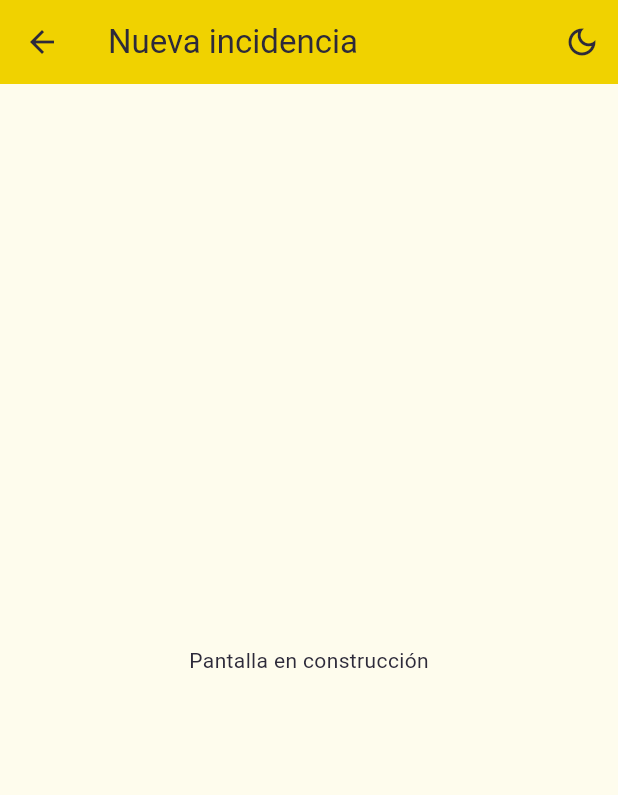
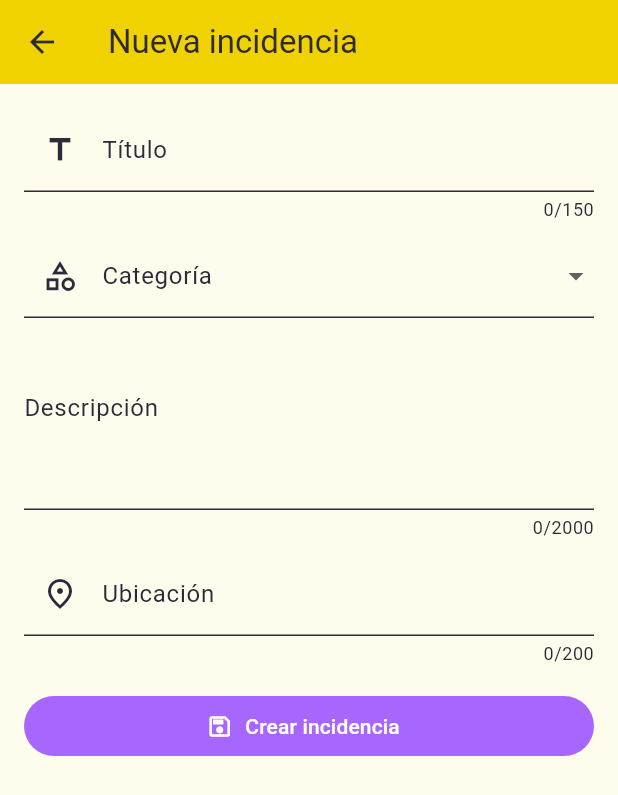
Before and after one commit to Sistema-Mantenimiento-Universitario/aplicacion-mantenimiento-universitario, a Flutter app: the HomePage screen opened directly with empty values, after a tap on "Nueva incidencia", on a phone screen of 412 x 824 dp. Shown: the top 795 px of the screen. Run offline on Flutter 3.47's test engine with Material 3 defaults, Android fonts, the phone set to English and light mode, and no system bars; our stand-ins replace shared_preferences; accounts and stored records are empty.

Commit message:
Feat: Se agrega formulario para crear y editar incidencias con validaciones

```diff
--- a/frontend/lib/main.dart
+++ b/frontend/lib/main.dart
@@ -7,7 +7,9 @@ import 'data/incidencias_fake_repository.dart';
 import 'data/incidencias_repository.dart';
 import 'data/sesion_controller.dart';
 import 'data/sesion_storage.dart';
+import 'models/incidencia.dart';
 import 'models/usuario.dart';
+import 'pages/formulario_incidencia_page.dart';
 import 'pages/home_page.dart';
 import 'pages/listado_incidencias_page.dart';
 import 'pages/login_page.dart';
@@ -25,7 +27,8 @@ const String kApiBaseUrl = String.fromEnvironment(
 // TODO: cambiar defaultValue a true cuando el backend tenga
 // POST /api/auth/login, GET /api/incidencias/resumen,
 // GET /api/incidencias y GET /api/categorias.
-/// false -> datos simulados. true -> backend real:
+// POST /api/incidencias y PUT /api/incidencias/:id.
+/// false: datos simulados. true backend real:
 ///   `flutter run -d chrome --dart-define=API_REAL=true`
 const bool kUsarApiReal = bool.fromEnvironment('API_REAL', defaultValue: false);
 
@@ -96,6 +99,19 @@ class _MyAppState extends State<MyApp> {
     );
   }
 
+  // Si la ruta recibe una Incidencia se abre en modo edición
+  Widget _formulario(BuildContext context) {
+    final usuario = _sesion.usuario;
+    if (usuario == null) return const _PantallaCarga();
+    final argumento = ModalRoute.of(context)?.settings.arguments;
+    return FormularioIncidenciaPage(
+      usuario: usuario,
+      repositorio: _incidenciasPara(usuario),
+      incidencia: argumento is Incidencia ? argumento : null,
+      onSesionExpirada: _sesion.cerrarSesion,
+    );
+  }
+
   Widget _pantallaInicial() {
     switch (_sesion.estado) {
       case EstadoSesion.cargando:
@@ -130,8 +146,8 @@ class _MyAppState extends State<MyApp> {
         ),
         routes: {
           // Sustituye estas pantallas provisionales por las reales:
-          Rutas.nuevaIncidencia: (_) =>
-              const PendientePage(titulo: 'Nueva incidencia'),
+          Rutas.nuevaIncidencia: _formulario,
+          Rutas.editarIncidencia: _formulario,
           Rutas.misIncidencias: (_) => _listado(),
           Rutas.detalleIncidencia: (_) =>
               const PendientePage(titulo: 'Detalle de incidencia'),
--- /dev/null
+++ b/frontend/lib/pages/formulario_incidencia_page.dart
@@ -0,0 +1,383 @@
+import 'package:flutter/material.dart';
+
+import '../data/incidencias_repository.dart';
+import '../models/categoria.dart';
+import '../models/datos_incidencia.dart';
+import '../models/estado_incidencia.dart';
+import '../models/incidencia.dart';
+import '../models/usuario.dart';
+
+class FormularioIncidenciaPage extends StatefulWidget {
+  const FormularioIncidenciaPage({
+    super.key,
+    required this.usuario,
+    required this.repositorio,
+    this.incidencia,
+    this.onSesionExpirada,
+  });
+
+  final Usuario usuario;
+  final IncidenciasRepository repositorio;
+
+  // null cuando es una incidencia nueva
+  final Incidencia? incidencia;
+
+  // Se llama cuando la API responde 401, main.dart cierra la sesión
+  final VoidCallback? onSesionExpirada;
+
+  bool get esEdicion => incidencia != null;
+
+  @override
+  State<FormularioIncidenciaPage> createState() =>
+      _FormularioIncidenciaPageState();
+}
+
+class _FormularioIncidenciaPageState extends State<FormularioIncidenciaPage> {
+  final _formulario = GlobalKey<FormState>();
+  late final TextEditingController _titulo;
+  late final TextEditingController _descripcion;
+  late final TextEditingController _ubicacion;
+  int? _idCategoria;
+
+  List<Categoria> _categorias = const [];
+  bool _cargandoCategorias = true;
+  String? _errorCategorias;
+
+  bool _guardando = false;
+  bool _saliendo = false;
+
+  // Después del primer intento de guardar los errores se actualizan al escribir
+  bool _validarAlEscribir = false;
+
+  // Errores por campo que devolvió el backend (400)
+  Map<String, String> _erroresServidor = const {};
+
+  // Solo se puede editar una incidencia pendiente y del usuario que la creó
+  bool get _puedeEditar {
+    final incidencia = widget.incidencia;
+    return incidencia == null ||
+        (incidencia.estado == EstadoIncidencia.pendiente &&
+            incidencia.reportadoPor.id == widget.usuario.id);
+  }
+
+  @override
+  void initState() {
+    super.initState();
+    // En modo edición los campos empiezan con los datos de la incidencia
+    final incidencia = widget.incidencia;
+    _titulo = TextEditingController(text: incidencia?.titulo);
+    _descripcion = TextEditingController(text: incidencia?.descripcion);
+    _ubicacion = TextEditingController(text: incidencia?.ubicacionTexto);
+    _idCategoria = incidencia?.categoria.id;
+    _cargarCategorias();
+  }
+
+  @override
+  void dispose() {
+    _titulo.dispose();
+    _descripcion.dispose();
+    _ubicacion.dispose();
+    super.dispose();
+  }
+
+  Future<void> _cargarCategorias() async {
+    setState(() {
+      _cargandoCategorias = true;
+      _errorCategorias = null;
+    });
+
+    try {
+      final categorias = await widget.repositorio.obtenerCategorias();
+      if (!mounted) return;
+      setState(() {
+        // Solo se puede elegir una categoría activa
+        _categorias = categorias.where((c) => c.activa).toList();
+        if (!_categorias.any((c) => c.id == _idCategoria)) {
+          _idCategoria = null;
+        }
+        _cargandoCategorias = false;
+      });
+    } on ApiException catch (e) {
+      if (!mounted) return;
+      setState(() {
+        _errorCategorias = e.mensaje;
+        _cargandoCategorias = false;
+      });
+      if (e.sesionExpirada) _sesionExpirada();
+    }
+  }
+
+  Future<void> _guardar() async {
+    setState(() {
+      _erroresServidor = const {};
+      _validarAlEscribir = true;
+    });
+    if (!_formulario.currentState!.validate()) return;
+
+    final ubicacion = _ubicacion.text.trim();
+    final datos = DatosIncidencia(
+      titulo: _titulo.text.trim(),
+      descripcion: _descripcion.text.trim(),
+      idCategoria: _idCategoria!,
+      ubicacionTexto: ubicacion.isEmpty ? null : ubicacion,
+    );
+
+    setState(() => _guardando = true);
+    try {
+      final guardada = widget.esEdicion
+          ? await widget.repositorio.editarIncidencia(
+              widget.incidencia!.id,
+              datos,
+            )
+          : await widget.repositorio.crearIncidencia(datos);
+      if (!mounted) return;
+
+      ScaffoldMessenger.of(context).showSnackBar(
+        SnackBar(
+          content: Text(
+            widget.esEdicion ? 'Cambios guardados' : 'Incidencia creada',
+          ),
+        ),
+      );
+      // Regresa a la pantalla anterior con la incidencia guardada
+      Navigator.pop(context, guardada);
+    } on ApiException catch (e) {
+      if (!mounted) return;
+      setState(() {
+        _guardando = false;
+        _erroresServidor = e.errores;
+      });
+      if (e.sesionExpirada) {
+        _sesionExpirada();
+        return;
+      }
+      // Muestra los errores del backend debajo de cada campo
+      if (e.errores.isNotEmpty) _formulario.currentState!.validate();
+      ScaffoldMessenger.of(context)
+          .showSnackBar(SnackBar(content: Text(e.mensaje)));
+    }
+  }
+
+  // Token expirado: se cierran las pantallas abiertas y se cierra la sesión
+  void _sesionExpirada() {
+    if (_saliendo || !mounted) return;
+    _saliendo = true;
+    Navigator.of(context).popUntil((ruta) => ruta.isFirst);
+    widget.onSesionExpirada?.call();
+  }
+
+  // Al corregir un campo se quita el error que había mandado el backend
+  void _quitarErrorServidor(String campo) {
+    if (!_erroresServidor.containsKey(campo)) return;
+    setState(() {
+      _erroresServidor = Map.of(_erroresServidor)..remove(campo);
+    });
+  }
+
+  // Valida un texto obligatorio con mínimo y máximo de caracteres
+  String? _validarTexto(
+    String? valor, {
+    required String campo,
+    required String nombre,
+    required int minimo,
+    required int maximo,
+  }) {
+    final errorServidor = _erroresServidor[campo];
+    if (errorServidor != null) return errorServidor;
+
+    final texto = valor?.trim() ?? '';
+    if (texto.isEmpty) return 'Escribe $nombre';
+    if (texto.length < minimo) return 'Debe tener al menos $minimo caracteres';
+    if (texto.length > maximo) return 'Debe tener máximo $maximo caracteres';
+    return null;
+  }
+
+  @override
+  Widget build(BuildContext context) {
+    return Scaffold(
+      appBar: AppBar(
+        title: Text(
+          widget.esEdicion ? 'Editar incidencia' : 'Nueva incidencia',
+        ),
+      ),
+      body: SafeArea(
+        child: Center(
+          // En pantallas anchas el formulario no se estira de lado a lado
+          child: ConstrainedBox(
+            constraints: const BoxConstraints(maxWidth: 600),
+            child: _contenido(),
+          ),
+        ),
+      ),
+    );
+  }
+
+  Widget _contenido() {
+    if (!_puedeEditar) {
+      return const _Aviso(
+        icono: Icons.lock_outline,
+        mensaje: 'Solo puedes editar incidencias pendientes que tú reportaste',
+      );
+    }
+    if (_cargandoCategorias) {
+      return const Center(child: CircularProgressIndicator());
+    }
+    if (_errorCategorias != null) {
+      return _Aviso(
+        icono: Icons.cloud_off_outlined,
+        mensaje: _errorCategorias!,
+        onReintentar: _cargarCategorias,
+      );
+    }
+
+    return Form(
+      key: _formulario,
+      autovalidateMode: _validarAlEscribir
+          ? AutovalidateMode.onUserInteraction
+          : AutovalidateMode.disabled,
+      child: ListView(
+        padding: const EdgeInsets.all(16),
+        children: [
+          TextFormField(
+            controller: _titulo,
+            enabled: !_guardando,
+            maxLength: LimitesIncidencia.tituloMax,
+            textInputAction: TextInputAction.next,
+            decoration: const InputDecoration(
+              labelText: 'Título',
+              hintText: 'Ej. Lámpara fundida en el pasillo',
+              prefixIcon: Icon(Icons.title),
+            ),
+            onChanged: (_) => _quitarErrorServidor('titulo'),
+            validator: (valor) => _validarTexto(
+              valor,
+              campo: 'titulo',
+              nombre: 'el título',
+              minimo: LimitesIncidencia.tituloMin,
+              maximo: LimitesIncidencia.tituloMax,
+            ),
+          ),
+          const SizedBox(height: 8),
+          DropdownButtonFormField<int>(
+            initialValue: _idCategoria,
+            decoration: const InputDecoration(
+              labelText: 'Categoría',
+              prefixIcon: Icon(Icons.category_outlined),
+            ),
+            items: [
+              for (final categoria in _categorias)
+                DropdownMenuItem(
+                  value: categoria.id,
+                  child: Text(categoria.nombre),
+                ),
+            ],
+            onChanged: _guardando
+                ? null
+                : (valor) {
+                    setState(() => _idCategoria = valor);
+                    _quitarErrorServidor('id_categoria');
+                  },
+            validator: (valor) =>
+                _erroresServidor['id_categoria'] ??
+                (valor == null ? 'Elige una categoría' : null),
+          ),
+          const SizedBox(height: 24),
+          TextFormField(
+            controller: _descripcion,
+            enabled: !_guardando,
+            minLines: 3,
+            maxLines: 6,
+            maxLength: LimitesIncidencia.descripcionMax,
+            keyboardType: TextInputType.multiline,
+            decoration: const InputDecoration(
+              labelText: 'Descripción',
+              hintText: '¿Qué pasa y desde cuándo?',
+              alignLabelWithHint: true,
+            ),
+            onChanged: (_) => _quitarErrorServidor('descripcion'),
+            validator: (valor) => _validarTexto(
+              valor,
+              campo: 'descripcion',
+              nombre: 'la descripción',
+              minimo: LimitesIncidencia.descripcionMin,
+              maximo: LimitesIncidencia.descripcionMax,
+            ),
+          ),
+          const SizedBox(height: 8),
+
+          TextFormField(
+            controller: _ubicacion,
+            enabled: !_guardando,
+            maxLength: LimitesIncidencia.ubicacionMax,
+            textInputAction: TextInputAction.done,
+            decoration: const InputDecoration(
+              labelText: 'Ubicación',
+              hintText: 'Ej. Edificio 3, planta baja',
+              prefixIcon: Icon(Icons.place_outlined),
+            ),
+            onChanged: (_) => _quitarErrorServidor('ubicacion_texto'),
+            validator: (valor) => _validarTexto(
+              valor,
+              campo: 'ubicacion_texto',
+              nombre: 'la ubicación',
+              minimo: LimitesIncidencia.ubicacionMin,
+              maximo: LimitesIncidencia.ubicacionMax,
+            ),
+          ),
+          const SizedBox(height: 16),
+          FilledButton.icon(
+            onPressed: _guardando ? null : _guardar,
+            icon: _guardando
+                ? const SizedBox(
+                    width: 18,
+                    height: 18,
+                    child: CircularProgressIndicator(strokeWidth: 2),
+                  )
+                : const Icon(Icons.save_outlined),
+            label: Text(
+              _guardando
+                  ? 'Guardando…'
+                  : widget.esEdicion
+                  ? 'Guardar cambios'
+                  : 'Crear incidencia',
+            ),
+          ),
+        ],
+      ),
+    );
+  }
+}
+
+// Mensaje centrado con icono y, si se indica, botón para reintentar
+class _Aviso extends StatelessWidget {
+  const _Aviso({required this.icono, required this.mensaje, this.onReintentar});
+
+  final IconData icono;
+  final String mensaje;
+  final VoidCallback? onReintentar;
+
+  @override
+  Widget build(BuildContext context) {
+    return Center(
+      child: Padding(
+        padding: const EdgeInsets.all(24),
+        child: Column(
+          mainAxisSize: MainAxisSize.min,
+          children: [
+            Icon(icono, size: 48, color: Theme.of(context).colorScheme.outline),
+            const SizedBox(height: 12),
+            Text(mensaje, textAlign: TextAlign.center),
+            if (onReintentar != null) ...[
+              const SizedBox(height: 12),
+              OutlinedButton.icon(
+                onPressed: onReintentar,
+                icon: const Icon(Icons.refresh),
+                label: const Text('Reintentar'),
+              ),
+            ],
+          ],
+        ),
+      ),
+    );
+  }
+}
--- a/frontend/lib/pages/rutas.dart
+++ b/frontend/lib/pages/rutas.dart
@@ -1,9 +1,9 @@
-/// Nombres de rutas centralizados para la navegación.
+// Nombres de rutas centralizados para la navegación.
 class Rutas {
   static const inicio = '/';
   static const nuevaIncidencia = '/incidencias/nueva';
   static const misIncidencias = '/incidencias/mias';
   static const adminIncidencias = '/incidencias/admin';
-  static const detalleIncidencia =
-      '/incidencias/detalle'; // Recibe el id_incidencia
+  static const detalleIncidencia = '/incidencias/detalle';
+  static const editarIncidencia = '/incidencias/editar';
 }
```
